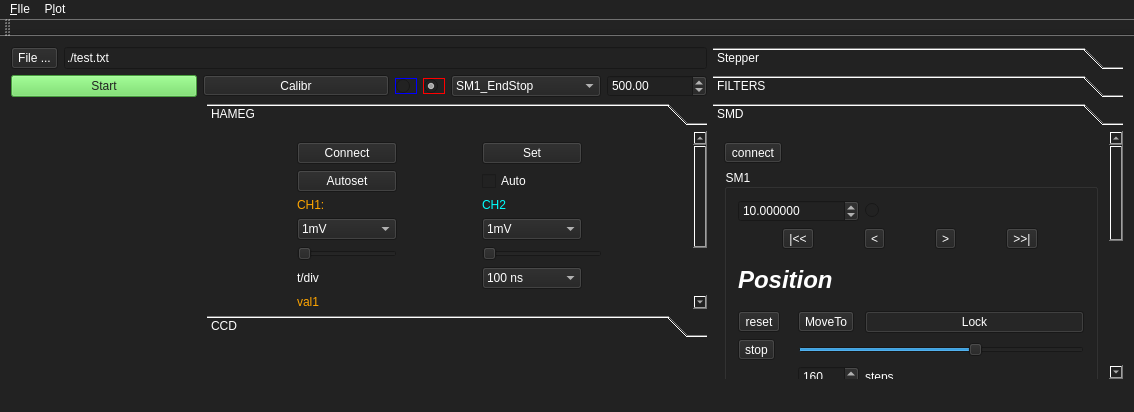
First picture: the form in mainwindow.ui, repository xkronosua/PICO_HG, before the edit.
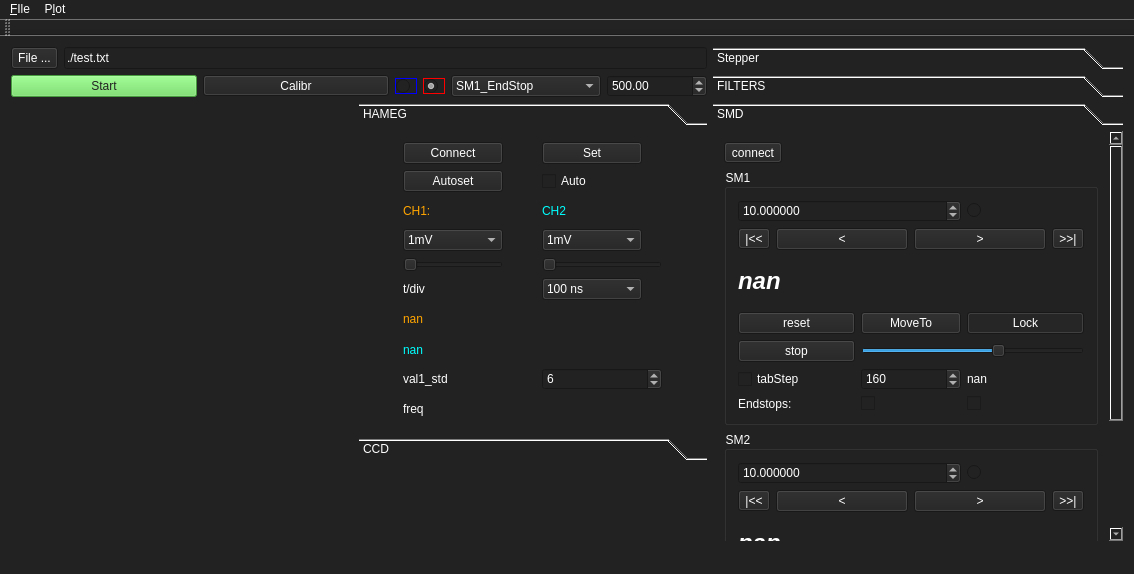
Second picture: the form after the edit. The open tabs and pages were chosen to show the change. Icons and pictures are not drawn.

The edit to the form file:
```diff
--- a/mainwindow.ui
+++ b/mainwindow.ui
@@ -7,7 +7,7 @@
     <x>0</x>
     <y>0</y>
     <width>1134</width>
-    <height>412</height>
+    <height>574</height>
    </rect>
   </property>
   <property name="windowTitle">
@@ -22,9 +22,39 @@
   <widget class="QWidget" name="cw">
    <layout class="QHBoxLayout" name="horizontalLayout_2">
     <item>
-     <layout class="QGridLayout" name="gridLayout_11">
-      <item row="1" column="0" colspan="2">
-       <layout class="QHBoxLayout" name="horizontalLayout">
+     <layout class="QVBoxLayout" name="mainView">
+      <item>
+       <layout class="QHBoxLayout" name="fileConfig">
+        <item>
+         <widget class="QToolButton" name="saveToBtn">
+          <property name="sizePolicy">
+           <sizepolicy hsizetype="Fixed" vsizetype="Minimum">
+            <horstretch>0</horstretch>
+            <verstretch>0</verstretch>
+           </sizepolicy>
+          </property>
+          <property name="text">
+           <string>File ...</string>
+          </property>
+         </widget>
+        </item>
+        <item>
+         <widget class="QLineEdit" name="saveToPath">
+          <property name="sizePolicy">
+           <sizepolicy hsizetype="Expanding" vsizetype="Minimum">
+            <horstretch>0</horstretch>
+            <verstretch>0</verstretch>
+           </sizepolicy>
+          </property>
+          <property name="text">
+           <string>./test.txt</string>
+          </property>
+         </widget>
+        </item>
+       </layout>
+      </item>
+      <item>
+       <layout class="QHBoxLayout" name="measureBar">
         <property name="spacing">
          <number>6</number>
         </property>
@@ -178,84 +208,51 @@
         </item>
        </layout>
       </item>
-      <item row="4" column="0">
-       <layout class="QVBoxLayout" name="CCDPlot"/>
-      </item>
-      <item row="2" column="0" rowspan="2">
-       <layout class="QVBoxLayout" name="dataPlot">
         <item>
-         <spacer name="verticalSpacer_4">
+       <layout class="QHBoxLayout" name="horizontalLayout">
+        <item>
+         <layout class="QVBoxLayout" name="leftView">
+          <item>
+           <spacer name="horizontalSpacer">
           <property name="orientation">
-           <enum>Qt::Vertical</enum>
-          </property>
-          <property name="sizeType">
-           <enum>QSizePolicy::Minimum</enum>
-          </property>
+             <enum>Qt::Horizontal</enum>
+            </property>
           <property name="sizeHint" stdset="0">
            <size>
-            <width>20</width>
-            <height>40</height>
+              <width>40</width>
+              <height>20</height>
            </size>
           </property>
          </spacer>
         </item>
-       </layout>
-      </item>
-      <item row="0" column="0" colspan="2">
-       <layout class="QHBoxLayout" name="fileConfig">
+          <item>
+           <layout class="QVBoxLayout" name="CCDPlot">
+            <property name="sizeConstraint">
+             <enum>QLayout::SetMinimumSize</enum>
+            </property>
+           </layout>
+          </item>
         <item>
-         <widget class="QToolButton" name="saveToBtn">
-          <property name="sizePolicy">
-           <sizepolicy hsizetype="Fixed" vsizetype="Minimum">
-            <horstretch>0</horstretch>
-            <verstretch>0</verstretch>
-           </sizepolicy>
-          </property>
-          <property name="text">
-           <string>File ...</string>
-          </property>
-         </widget>
-        </item>
+           <layout class="QVBoxLayout" name="dataPlot"/>
+          </item>
+         </layout>
+        </item>
         <item>
-         <widget class="QLineEdit" name="saveToPath">
+         <layout class="QVBoxLayout" name="rightView">
+          <property name="sizeConstraint">
+           <enum>QLayout::SetMinimumSize</enum>
+          </property>
+          <item>
+           <widget class="QToolBox" name="dataSources">
           <property name="sizePolicy">
-           <sizepolicy hsizetype="Expanding" vsizetype="Minimum">
+             <sizepolicy hsizetype="Minimum" vsizetype="Preferred">
             <horstretch>0</horstretch>
             <verstretch>0</verstretch>
            </sizepolicy>
           </property>
-          <property name="text">
-           <string>./test.txt</string>
-          </property>
-         </widget>
-        </item>
-       </layout>
-      </item>
-      <item row="4" column="1">
-       <layout class="QVBoxLayout" name="oscilloPlot">
-        <item>
-         <spacer name="verticalSpacer_2">
-          <property name="orientation">
-           <enum>Qt::Vertical</enum>
-          </property>
-          <property name="sizeType">
-           <enum>QSizePolicy::Expanding</enum>
-          </property>
-          <property name="sizeHint" stdset="0">
-           <size>
-            <width>20</width>
-            <height>81</height>
-           </size>
-          </property>
-         </spacer>
-        </item>
-       </layout>
-      </item>
-      <item row="2" column="1" rowspan="2">
-       <widget class="QToolBox" name="toolBox_2">
         <property name="maximumSize">
          <size>
-          <width>500</width>
+              <width>400</width>
           <height>16777215</height>
          </size>
         </property>
@@ -267,10 +264,16 @@
           <rect>
            <x>0</x>
            <y>0</y>
-           <width>480</width>
-           <height>324</height>
-          </rect>
-         </property>
+               <width>346</width>
+               <height>333</height>
+              </rect>
+             </property>
+             <property name="sizePolicy">
+              <sizepolicy hsizetype="Minimum" vsizetype="Preferred">
+               <horstretch>0</horstretch>
+               <verstretch>0</verstretch>
+              </sizepolicy>
+             </property>
          <attribute name="label">
           <string>HAMEG</string>
          </attribute>
@@ -737,7 +740,7 @@
                <string notr="true">color:orange;</string>
               </property>
               <property name="text">
-               <string>val1</string>
+                   <string>nan</string>
               </property>
              </widget>
             </item>
@@ -747,7 +750,7 @@
                <string notr="true">color:cyan;</string>
               </property>
               <property name="text">
-               <string>val2</string>
+                   <string>nan</string>
               </property>
              </widget>
             </item>
@@ -773,8 +776,8 @@
           <rect>
            <x>0</x>
            <y>0</y>
-           <width>500</width>
-           <height>100</height>
+               <width>346</width>
+               <height>333</height>
           </rect>
          </property>
          <attribute name="label">
@@ -848,27 +851,54 @@
 color: rgb(255, 0, 0);</string>
             </property>
             <property name="text">
-             <string>val</string>
+                 <string>nan</string>
             </property>
            </widget>
           </item>
           <item row="3" column="3">
            <widget class="QLabel" name="CCD_sum">
             <property name="text">
-             <string>CCDsum</string>
+                 <string>nan</string>
             </property>
            </widget>
           </item>
          </layout>
         </widget>
        </widget>
+          </item>
+          <item>
+           <layout class="QVBoxLayout" name="oscilloPlot">
+            <property name="sizeConstraint">
+             <enum>QLayout::SetDefaultConstraint</enum>
+            </property>
+            <item>
+             <spacer name="verticalSpacer_2">
+              <property name="orientation">
+               <enum>Qt::Vertical</enum>
+              </property>
+              <property name="sizeType">
+               <enum>QSizePolicy::Ignored</enum>
+              </property>
+              <property name="sizeHint" stdset="0">
+               <size>
+                <width>20</width>
+                <height>81</height>
+               </size>
+              </property>
+             </spacer>
+            </item>
+           </layout>
+          </item>
+         </layout>
+        </item>
+       </layout>
       </item>
      </layout>
     </item>
     <item>
      <widget class="QToolBox" name="toolBox">
       <property name="sizePolicy">
-       <sizepolicy hsizetype="Expanding" vsizetype="Preferred">
+       <sizepolicy hsizetype="MinimumExpanding" vsizetype="Preferred">
         <horstretch>0</horstretch>
         <verstretch>0</verstretch>
        </sizepolicy>
@@ -903,7 +933,7 @@
          <x>0</x>
          <y>0</y>
          <width>410</width>
-         <height>237</height>
+         <height>399</height>
         </rect>
        </property>
        <property name="sizePolicy">
@@ -1115,8 +1145,8 @@
         <rect>
          <x>0</x>
          <y>0</y>
-         <width>390</width>
-         <height>352</height>
+         <width>410</width>
+         <height>399</height>
         </rect>
        </property>
        <attribute name="label">
@@ -1125,6 +1155,12 @@
        <layout class="QVBoxLayout" name="verticalLayout_2">
         <item>
          <widget class="QGroupBox" name="groupBox_4">
+          <property name="sizePolicy">
+           <sizepolicy hsizetype="MinimumExpanding" vsizetype="Preferred">
+            <horstretch>0</horstretch>
+            <verstretch>0</verstretch>
+           </sizepolicy>
+          </property>
           <property name="title">
            <string>Filters</string>
           </property>
@@ -1502,7 +1538,7 @@
        <property name="geometry">
         <rect>
          <x>0</x>
-         <y>0</y>
+         <y>-297</y>
          <width>390</width>
          <height>696</height>
         </rect>
@@ -1527,6 +1563,12 @@
         </item>
         <item>
          <widget class="QGroupBox" name="groupBox_2">
+          <property name="sizePolicy">
+           <sizepolicy hsizetype="MinimumExpanding" vsizetype="Preferred">
+            <horstretch>0</horstretch>
+            <verstretch>0</verstretch>
+           </sizepolicy>
+          </property>
           <property name="title">
            <string>SM1</string>
           </property>
@@ -1547,27 +1589,6 @@
                </property>
               </widget>
              </item>
-             <item row="4" column="1">
-              <widget class="QToolButton" name="SM1_absMove">
-               <property name="text">
-                <string>MoveTo</string>
-               </property>
-              </widget>
-             </item>
-             <item row="5" column="0">
-              <widget class="QToolButton" name="SM1_stop">
-               <property name="text">
-                <string>stop</string>
-               </property>
-              </widget>
-             </item>
-             <item row="4" column="0">
-              <widget class="QToolButton" name="SM1_reset">
-               <property name="text">
-                <string>reset</string>
-               </property>
-              </widget>
-             </item>
              <item row="7" column="1">
               <widget class="QCheckBox" name="SM1_leftEndstop">
                <property name="text">
@@ -1603,23 +1624,13 @@
                </property>
               </widget>
              </item>
-             <item row="4" column="2">
-              <widget class="QPushButton" name="SM1_lock">
-               <property name="text">
-                <string>Lock</string>
-               </property>
-               <property name="checkable">
-                <bool>true</bool>
-               </property>
-               <property name="checked">
-                <bool>true</bool>
-               </property>
-              </widget>
-             </item>
              <item row="6" column="2">
               <widget class="QLabel" name="SM1_stepsCounter">
+               <property name="toolTip">
+                <string>&lt;html&gt;&lt;head/&gt;&lt;body&gt;&lt;p&gt;SM1 driver stepCounter&lt;/p&gt;&lt;/body&gt;&lt;/html&gt;</string>
+               </property>
                <property name="text">
-                <string>steps</string>
+                <string>nan</string>
                </property>
               </widget>
              </item>
@@ -1664,8 +1675,11 @@
                  <bold>true</bold>
                 </font>
                </property>
+               <property name="toolTip">
+                <string>&lt;html&gt;&lt;head/&gt;&lt;body&gt;&lt;p&gt;SM1 position&lt;/p&gt;&lt;/body&gt;&lt;/html&gt;</string>
+               </property>
                <property name="text">
-                <string>Position</string>
+                <string>nan</string>
                </property>
               </widget>
              </item>
@@ -1694,13 +1708,6 @@
              </item>
              <item row="1" column="0" colspan="3">
               <layout class="QGridLayout" name="gridLayout_4">
-               <item row="1" column="3">
-                <widget class="QToolButton" name="SM1_stepRight">
-                 <property name="text">
-                  <string>&gt;</string>
-                 </property>
-                </widget>
-               </item>
                <item row="1" column="4">
                 <widget class="QToolButton" name="SM1_right2end">
                  <property name="text">
@@ -1708,13 +1715,6 @@
                  </property>
                 </widget>
                </item>
-               <item row="1" column="1">
-                <widget class="QToolButton" name="SM1_stepLeft">
-                 <property name="text">
-                  <string>&lt;</string>
-                 </property>
-                </widget>
-               </item>
                <item row="1" column="0">
                 <widget class="QToolButton" name="SM1_left2end">
                  <property name="text">
@@ -1722,8 +1722,63 @@
                  </property>
                 </widget>
                </item>
+               <item row="1" column="3">
+                <widget class="QPushButton" name="SM1_stepRight">
+                 <property name="text">
+                  <string>&gt;</string>
+                 </property>
+                </widget>
+               </item>
+               <item row="1" column="1">
+                <widget class="QPushButton" name="SM1_stepLeft">
+                 <property name="text">
+                  <string>&lt;</string>
+                 </property>
+                </widget>
+               </item>
               </layout>
              </item>
+             <item row="6" column="0">
+              <widget class="QCheckBox" name="SM1_tabStep">
+               <property name="text">
+                <string>tabStep</string>
+               </property>
+              </widget>
+             </item>
+             <item row="4" column="0">
+              <widget class="QPushButton" name="SM1_reset">
+               <property name="text">
+                <string>reset</string>
+               </property>
+              </widget>
+             </item>
+             <item row="5" column="0">
+              <widget class="QPushButton" name="SM1_stop">
+               <property name="text">
+                <string>stop</string>
+               </property>
+              </widget>
+             </item>
+             <item row="4" column="1">
+              <widget class="QPushButton" name="SM1_absMove">
+               <property name="text">
+                <string>MoveTo</string>
+               </property>
+              </widget>
+             </item>
+             <item row="4" column="2">
+              <widget class="QPushButton" name="SM1_lock">
+               <property name="text">
+                <string>Lock</string>
+               </property>
+               <property name="checkable">
+                <bool>true</bool>
+               </property>
+               <property name="checked">
+                <bool>true</bool>
+               </property>
+              </widget>
+             </item>
             </layout>
            </item>
           </layout>
@@ -1731,6 +1786,12 @@
         </item>
         <item>
          <widget class="QGroupBox" name="groupBox_3">
+          <property name="sizePolicy">
+           <sizepolicy hsizetype="MinimumExpanding" vsizetype="Preferred">
+            <horstretch>0</horstretch>
+            <verstretch>0</verstretch>
+           </sizepolicy>
+          </property>
           <property name="title">
            <string>SM2</string>
           </property>
@@ -1744,27 +1805,6 @@
                </property>
               </widget>
              </item>
-             <item row="4" column="1">
-              <widget class="QToolButton" name="SM2_absMove">
-               <property name="text">
-                <string>MoveTo</string>
-               </property>
-              </widget>
-             </item>
-             <item row="5" column="0">
-              <widget class="QToolButton" name="SM2_stop">
-               <property name="text">
-                <string>stop</string>
-               </property>
-              </widget>
-             </item>
-             <item row="4" column="0">
-              <widget class="QToolButton" name="SM2_reset">
-               <property name="text">
-                <string>reset</string>
-               </property>
-              </widget>
-             </item>
              <item row="6" column="1">
               <widget class="QSpinBox" name="SM2_speed_val">
                <property name="maximumSize">
@@ -1845,7 +1885,7 @@
              <item row="6" column="2">
               <widget class="QLabel" name="SM2_stepsCounter">
                <property name="text">
-                <string>steps</string>
+                <string>nan</string>
                </property>
               </widget>
              </item>
@@ -1872,7 +1912,7 @@
                 </font>
                </property>
                <property name="text">
-                <string>Position</string>
+                <string>nan</string>
                </property>
               </widget>
              </item>
@@ -1901,13 +1941,6 @@
              </item>
              <item row="1" column="0" colspan="3">
               <layout class="QGridLayout" name="gridLayout_6">
-               <item row="1" column="3">
-                <widget class="QToolButton" name="SM2_stepRight">
-                 <property name="text">
-                  <string>&gt;</string>
-                 </property>
-                </widget>
-               </item>
                <item row="1" column="4">
                 <widget class="QToolButton" name="SM2_right2end">
                  <property name="text">
@@ -1915,13 +1948,6 @@
                  </property>
                 </widget>
                </item>
-               <item row="1" column="1">
-                <widget class="QToolButton" name="SM2_stepLeft">
-                 <property name="text">
-                  <string>&lt;</string>
-                 </property>
-                </widget>
-               </item>
                <item row="1" column="0">
                 <widget class="QToolButton" name="SM2_left2end">
                  <property name="text">
@@ -1929,8 +1955,50 @@
                  </property>
                 </widget>
                </item>
+               <item row="1" column="1">
+                <widget class="QPushButton" name="SM2_stepLeft">
+                 <property name="text">
+                  <string>&lt;</string>
+                 </property>
+                </widget>
+               </item>
+               <item row="1" column="3">
+                <widget class="QPushButton" name="SM2_stepRight">
+                 <property name="text">
+                  <string>&gt;</string>
+                 </property>
+                </widget>
+               </item>
               </layout>
              </item>
+             <item row="6" column="0">
+              <widget class="QCheckBox" name="SM2_tabStep">
+               <property name="text">
+                <string>tabStep</string>
+               </property>
+              </widget>
+             </item>
+             <item row="4" column="0">
+              <widget class="QPushButton" name="SM2_reset">
+               <property name="text">
+                <string>reset</string>
+               </property>
+              </widget>
+             </item>
+             <item row="4" column="1">
+              <widget class="QPushButton" name="SM2_absMove">
+               <property name="text">
+                <string>MoveTo</string>
+               </property>
+              </widget>
+             </item>
+             <item row="5" column="0">
+              <widget class="QPushButton" name="SM2_stop">
+               <property name="text">
+                <string>stop</string>
+               </property>
+              </widget>
+             </item>
             </layout>
            </item>
           </layout>
```
Lines whose indentation alone changed are shown as unchanged.
